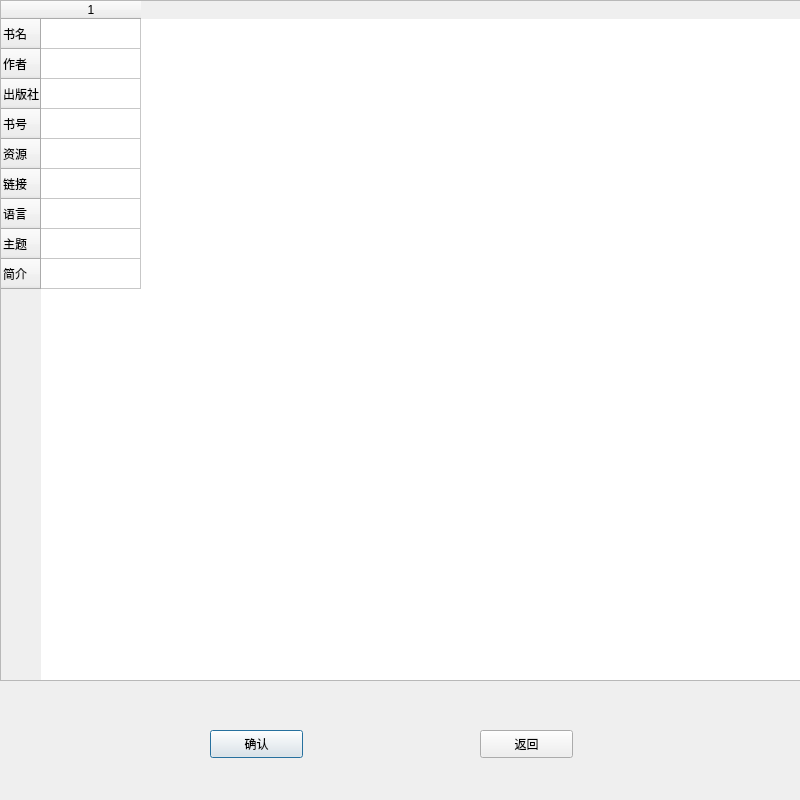
This is Library_Administrator_System/bookoperation.ui in renzibei/TGLibrary as Qt 5 draws it before an edit. The edited form follows.
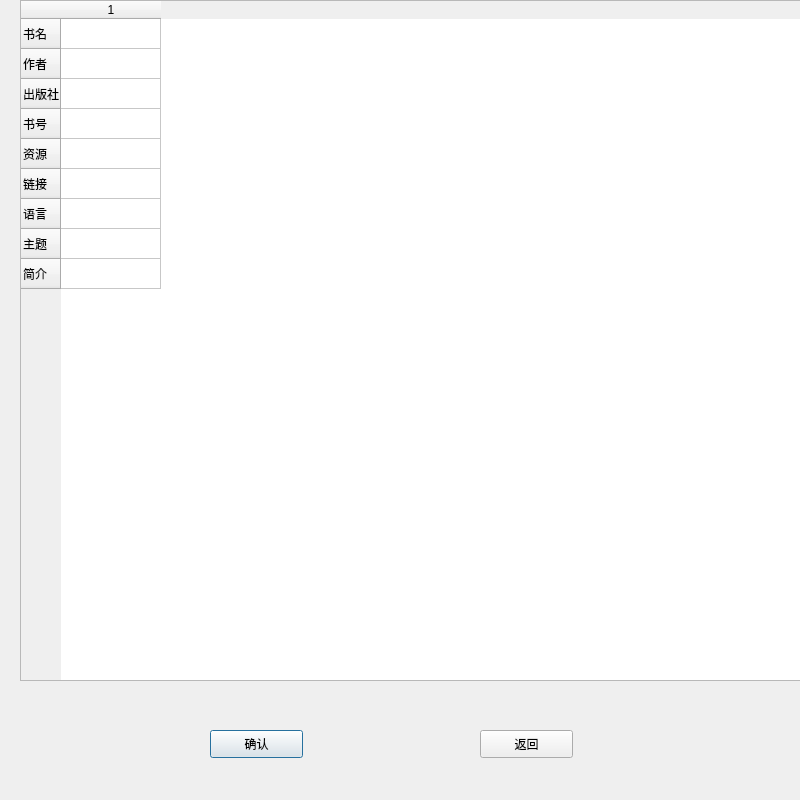
This is the edited form.

Diff of the .ui file:
```diff
--- a/Library_Administrator_System/bookoperation.ui
+++ b/Library_Administrator_System/bookoperation.ui
@@ -16,7 +16,7 @@
   <widget class="QTableWidget" name="bookinformation">
    <property name="geometry">
     <rect>
-     <x>0</x>
+     <x>20</x>
      <y>0</y>
      <width>801</width>
      <height>681</height>
```
Left out of the diff: 2 changed lines with no effect on the pictures.
